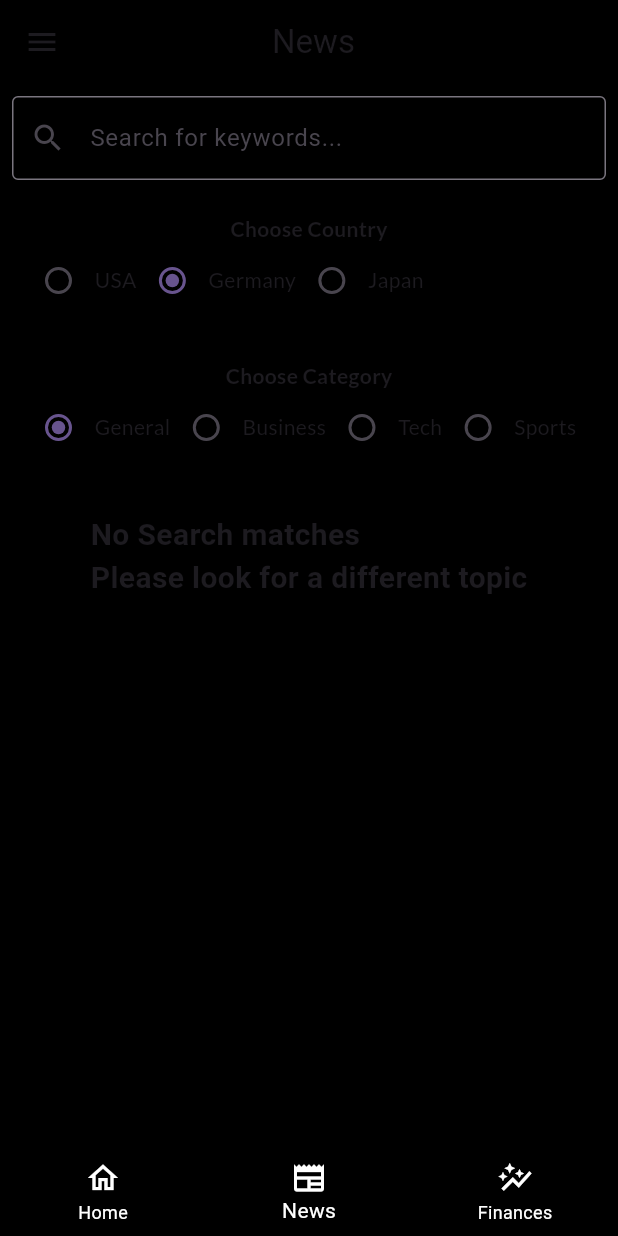
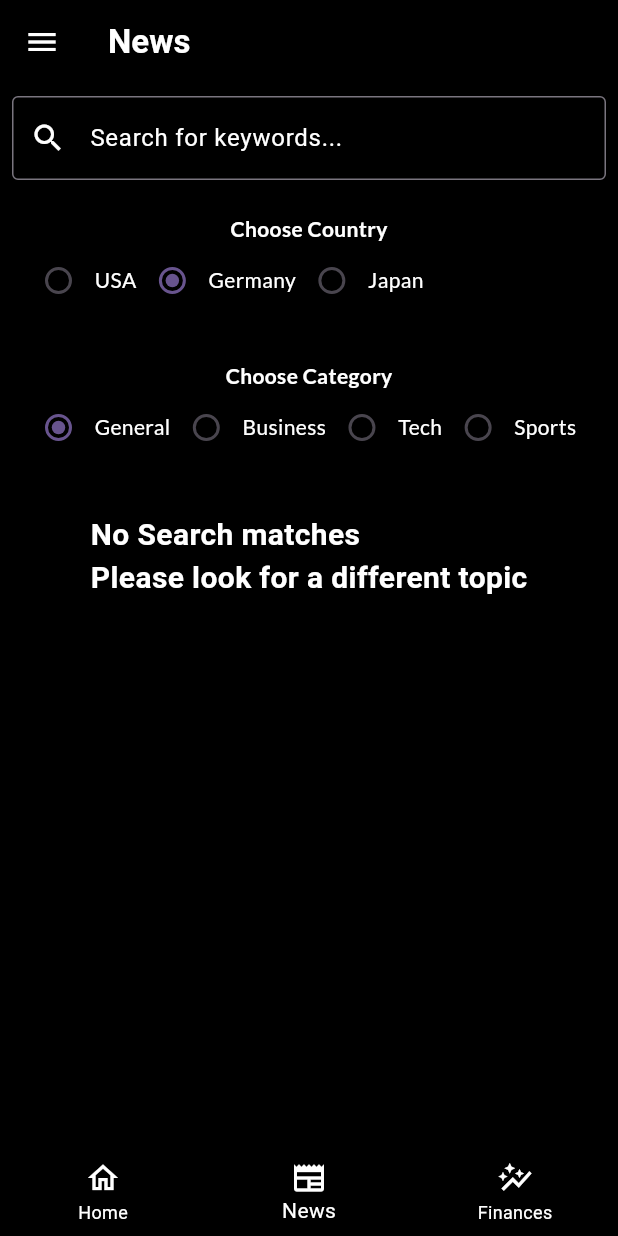
Before and after one commit to CarlosBeilstein/AppAndroidProg, a Flutter app: the NewsScreenTwo screen opened directly, on a phone screen of 412 x 824 dp. Run offline on Flutter 3.47's test engine with Material 3 defaults, Android fonts, the light colour scheme and no system bars; our stand-ins replace get, google_fonts; network calls fail.

Commit message:
favorites added and background black und noch paar scheiss dinger

```diff
--- a/lib/model/drawer.dart
+++ b/lib/model/drawer.dart
@@ -6,6 +6,7 @@ class MyDrawer extends StatelessWidget {
   @override
   Widget build(BuildContext context) {
     return Drawer(
+
       child: Column(
         children: [
           Container(
--- a/lib/model/getx_controller.dart
+++ b/lib/model/getx_controller.dart
@@ -25,6 +25,7 @@ class FinanceController extends GetxController {
   var name = ''.obs;
   var value = ''.obs;
   var change = 0.obs;
+  var favoritesList = [].obs;
 
   //method to prevent mistakes -> any time controller is used smth happens
   void changed(){
--- a/lib/screens/news_screen_two.dart
+++ b/lib/screens/news_screen_two.dart
@@ -80,10 +80,11 @@ class _NewsScreenState extends State<NewsScreenTwo> {
     return Scaffold(
       backgroundColor: Colors.black,
       appBar: AppBar(
-        backgroundColor: Colors.black38,
+        backgroundColor: Colors.black,
+        iconTheme: IconThemeData(color: Colors.white),
         title: Padding(
           padding: const EdgeInsets.only(right: 50),
-          child: Center(child: Text("News")),
+          child: Text("News", style: TextStyle(color: Colors.white, fontWeight: FontWeight.bold)),
         ),
       ),
       //Route through the 3 Pages with NavBar
@@ -136,8 +137,10 @@ class _NewsScreenState extends State<NewsScreenTwo> {
                         decoration: const InputDecoration(
                           hintText: 'Search for keywords...',
                           border: OutlineInputBorder(),
-                          prefixIcon: Icon(Icons.search),
+                          prefixIcon: Icon(Icons.search, color: Colors.white),
+                          hintStyle: TextStyle(color: Colors.white),
                         ),
+                        style: TextStyle(color: Colors.white,),
                         onSubmitted: (query) {
                           searchedItem = query;
                           print(searchedItem?.length);
@@ -154,7 +157,7 @@ class _NewsScreenState extends State<NewsScreenTwo> {
                 child: Column(
                   mainAxisAlignment: MainAxisAlignment.center,
                   children: [
-                    Text("Choose Country", style: GoogleFonts.lato(textStyle: const TextStyle(fontWeight: FontWeight.bold))),
+                    Text("Choose Country", style: GoogleFonts.lato(textStyle: const TextStyle(color: Colors.white, fontWeight: FontWeight.bold))),
                     Row(
                       children: [
                         Radio<String>(
@@ -166,7 +169,7 @@ class _NewsScreenState extends State<NewsScreenTwo> {
                             });
                           },
                         ),
-                        Text('USA', style: GoogleFonts.lato()),
+                        Text('USA', style: GoogleFonts.lato(textStyle: const TextStyle(color: Colors.white))),
                         Radio<String>(
                           value: 'de',
                           groupValue: selectedCountry,
@@ -176,7 +179,7 @@ class _NewsScreenState extends State<NewsScreenTwo> {
                             });
                           },
                         ),
-                        Text('Germany', style: GoogleFonts.lato()),
+                        Text('Germany', style: GoogleFonts.lato(textStyle: const TextStyle(color: Colors.white))),
                         Radio<String>(
                           value: 'jp',
                           groupValue: selectedCountry,
@@ -186,7 +189,7 @@ class _NewsScreenState extends State<NewsScreenTwo> {
                             });
                           },
                         ),
-                        Text('Japan', style: GoogleFonts.lato()),
+                        Text('Japan', style: GoogleFonts.lato(textStyle: const TextStyle(color: Colors.white))),
                       ],
                     ),
                   ],
@@ -198,7 +201,7 @@ class _NewsScreenState extends State<NewsScreenTwo> {
                 child: Column(
                   mainAxisAlignment: MainAxisAlignment.center,
                   children: [
-                    Text('Choose Category', style: GoogleFonts.lato(textStyle: const TextStyle(fontWeight: FontWeight.bold))),
+                    Text('Choose Category', style: GoogleFonts.lato(textStyle: const TextStyle(color: Colors.white, fontWeight: FontWeight.bold))),
                     Row(
                       children: [
                         Radio<String>(
@@ -211,7 +214,7 @@ class _NewsScreenState extends State<NewsScreenTwo> {
                             refetchData();
                           },
                         ),
-                        Text('General', style: GoogleFonts.lato()),
+                        Text('General', style: GoogleFonts.lato(textStyle: const TextStyle(color: Colors.white))),
                         Radio<String>(
                           value: 'business',
                           groupValue: selectedCategory,
@@ -222,7 +225,7 @@ class _NewsScreenState extends State<NewsScreenTwo> {
                             refetchData();
                           },
                         ),
-                        Text('Business', style: GoogleFonts.lato()),
+                        Text('Business', style: GoogleFonts.lato(textStyle: const TextStyle(color: Colors.white))),
                         Radio<String>(
                           value: 'technology',
                           groupValue: selectedCategory,
@@ -233,7 +236,7 @@ class _NewsScreenState extends State<NewsScreenTwo> {
                             refetchData();
                           },
                         ),
-                        Text('Tech', style: GoogleFonts.lato()),
+                        Text('Tech', style: GoogleFonts.lato(textStyle: const TextStyle(color: Colors.white))),
                         Radio<String>(
                           value: 'sports',
                           groupValue: selectedCategory,
@@ -244,7 +247,7 @@ class _NewsScreenState extends State<NewsScreenTwo> {
                             refetchData();
                           },
                         ),
-                        Text('Sports', style: GoogleFonts.lato()),
+                        Text('Sports', style: GoogleFonts.lato(textStyle: const TextStyle(color: Colors.white))),
                       ],
                     ),
                   ]
@@ -259,7 +262,7 @@ class _NewsScreenState extends State<NewsScreenTwo> {
                 child: Center(
                     child: Text(
                   "No Search matches \nPlease look for a different topic",
-                  style: TextStyle(fontWeight: FontWeight.bold, fontSize: 20),
+                  style: TextStyle(color: Colors.white, fontWeight: FontWeight.bold, fontSize: 20),
                 )),
               )
             else
```
Also changed, not shown: lib/model/finance_object.dart (+57 -10 lines), lib/screens/favorite_stocks.dart (added, +109 -0 lines), lib/screens/finance_screen_two.dart (+15 -4 lines), 1 other file.
